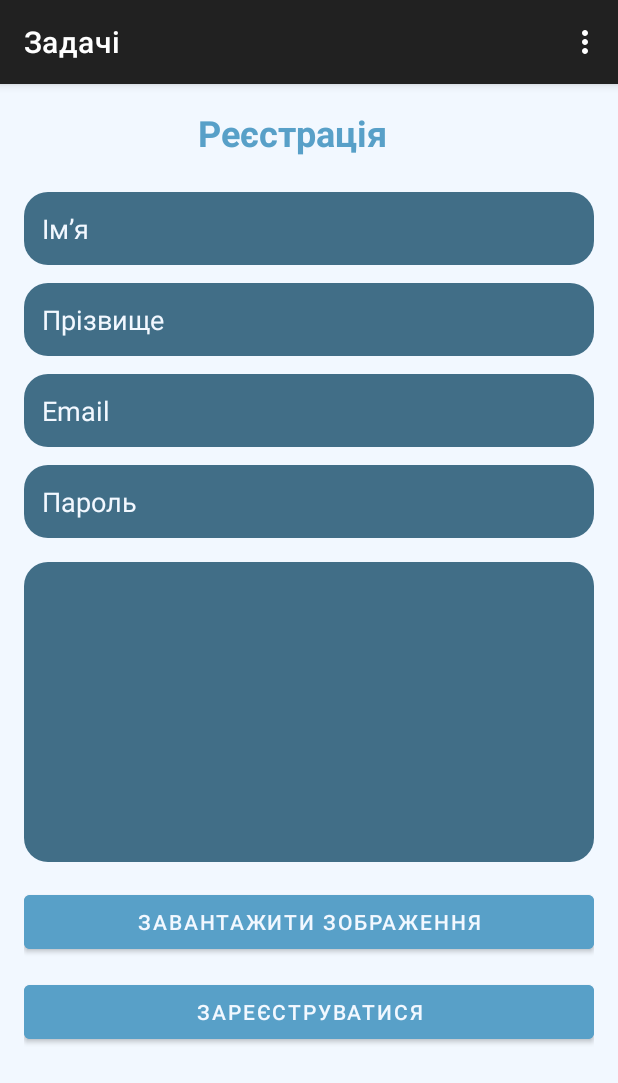
After one commit to P-Nastia/simple-android-java-learning, an Android app: the RegisterActivity screen opened directly, with no data from a screen before it, on a phone screen of 412 x 824 dp. The commit adds this screen. Shown: the top 1083 px of the screen. Run offline under Robolectric (Android 15) with nearby library versions, the phone set to English and light mode, and no system bars; libraries missing offline, so code that uses them is left out: com.yalantis.ucrop; pictures from the network do not load.

Commit message:
start working register

```diff
--- a/taskManager/app/build.gradle.kts
+++ b/taskManager/app/build.gradle.kts
@@ -61,8 +61,5 @@ dependencies {
     implementation("com.github.bumptech.glide:glide:5.0.5")
     // https://mvnrepository.com/artifact/com.squareup.okhttp3/logging-interceptor
     implementation("com.squareup.okhttp3:logging-interceptor:5.3.2")
-    androidTestImplementation(platform(libs.compose.bom))
-    androidTestImplementation(libs.ui.test.junit4)
-    debugImplementation(libs.ui.tooling)
-    debugImplementation(libs.ui.test.manifest)
+    implementation("com.github.yalantis:ucrop:2.2.11")
 }
--- a/taskManager/app/src/main/AndroidManifest.xml
+++ b/taskManager/app/src/main/AndroidManifest.xml
@@ -16,6 +16,9 @@
         android:roundIcon="@mipmap/ic_launcher_round"
         android:supportsRtl="true"
         android:theme="@style/Theme.MyTaskManager">
+        <activity
+            android:name=".screens.RegisterActivity"
+            android:exported="false" />
         <activity
             android:name=".EditTaskActivity"
             android:exported="false"
--- a/taskManager/app/src/main/java/com/example/mytaskmanager/BaseActivity.java
+++ b/taskManager/app/src/main/java/com/example/mytaskmanager/BaseActivity.java
@@ -6,6 +6,7 @@ import android.view.MenuItem;
 
 import androidx.appcompat.app.AppCompatActivity;
 
+import com.example.mytaskmanager.screens.RegisterActivity;
 import com.example.mytaskmanager.utils.CommonUtils;
 
 public class BaseActivity extends AppCompatActivity {
@@ -45,4 +46,9 @@ public class BaseActivity extends AppCompatActivity {
         Intent intent = new Intent(BaseActivity.this, AddTaskActivity.class);
         startActivity(intent);
     }
+
+    protected void goToRegistration() {
+        Intent intent = new Intent(BaseActivity.this, RegisterActivity.class);
+        startActivity(intent);
+    }
 }
--- a/taskManager/app/src/main/java/com/example/mytaskmanager/MainActivity.java
+++ b/taskManager/app/src/main/java/com/example/mytaskmanager/MainActivity.java
@@ -29,7 +29,7 @@ public class MainActivity extends BaseActivity {
 
     RecyclerView taskRecycler;
     TaskAdapter adapter;
-
+    View accountButton;
     View addButton;
 
     @Override
@@ -57,6 +57,10 @@ public class MainActivity extends BaseActivity {
                     goToAddTaskActivity();
                 }
         );
+
+        accountButton = findViewById(R.id.accountButton);
+        accountButton.setOnClickListener(v->goToRegistration());
+
         CommonUtils.showLoading();
         loadTaskList();
     }
--- /dev/null
+++ b/taskManager/app/src/main/java/com/example/mytaskmanager/callBackInterfaces/ImageResultCallback.java
@@ -0,0 +1,7 @@
+package com.example.mytaskmanager.callBackInterfaces;
+
+import android.net.Uri;
+
+public interface ImageResultCallback {
+    void onImageReady(Uri uri);
+}
--- a/taskManager/app/src/main/java/com/example/mytaskmanager/network/RetrofitClient.java
+++ b/taskManager/app/src/main/java/com/example/mytaskmanager/network/RetrofitClient.java
@@ -41,4 +41,8 @@ public class RetrofitClient {
     public ZadachiApi getZadachiApi() {
         return retrofit.create(ZadachiApi.class);
     }
+
+    public AuthApi getAuthApi(){
+        return retrofit.create(AuthApi.class);
+    }
 }
--- /dev/null
+++ b/taskManager/app/src/main/java/com/example/mytaskmanager/utils/ImagePickerCropper.java
@@ -0,0 +1,77 @@
+package com.example.mytaskmanager.utils;
+
+import android.content.Intent;
+import android.net.Uri;
+
+import androidx.activity.result.ActivityResultLauncher;
+import androidx.activity.result.contract.ActivityResultContracts;
+import androidx.appcompat.app.AppCompatActivity;
+import androidx.core.content.ContextCompat;
+
+import com.example.mytaskmanager.R;
+import com.example.mytaskmanager.callBackInterfaces.ImageResultCallback;
+import com.yalantis.ucrop.UCrop;
+
+import java.io.File;
+
+public class ImagePickerCropper {
+
+    private final AppCompatActivity activity;
+    private ImageResultCallback callback;
+
+    private final ActivityResultLauncher<String> pickerLauncher;
+    private final ActivityResultLauncher<Intent> cropLauncher;
+
+    public ImagePickerCropper(AppCompatActivity activity) {
+        this.activity = activity;
+
+        pickerLauncher = activity.registerForActivityResult(
+                new ActivityResultContracts.GetContent(),
+                uri -> {
+                    if (uri != null) {
+                        startCrop(uri);
+                    }
+                }
+        );
+
+        cropLauncher = activity.registerForActivityResult(
+                new ActivityResultContracts.StartActivityForResult(),
+                result -> {
+                    if (result.getResultCode() == AppCompatActivity.RESULT_OK
+                            && result.getData() != null) {
+
+                        Uri cropped = UCrop.getOutput(result.getData());
+                        if (cropped != null && callback != null) {
+                            callback.onImageReady(cropped);
+                        }
+                    }
+                }
+        );
+    }
+
+    public void pick(ImageResultCallback callback) {
+        this.callback = callback;
+        pickerLauncher.launch("image/*");
+    }
+
+    private void startCrop(Uri sourceUri) {
+        Uri destUri = Uri.fromFile(
+                new File(activity.getCacheDir(),
+                        "crop_" + System.currentTimeMillis() + ".jpg")
+        );
+
+        UCrop.Options options = new UCrop.Options();
+        options.setFreeStyleCropEnabled(true);
+        options.setHideBottomControls(false);
+        options.setToolbarTitle("Обрізати фото");
+        options.setActiveControlsWidgetColor(
+                ContextCompat.getColor(activity, R.color.primaryColor)
+        );
+
+        Intent intent = UCrop.of(sourceUri, destUri)
+                .withOptions(options)
+                .getIntent(activity);
+
+        cropLauncher.launch(intent);
+    }
+}
--- a/taskManager/app/src/main/res/layout/activity_add_task.xml
+++ b/taskManager/app/src/main/res/layout/activity_add_task.xml
@@ -7,7 +7,8 @@
     android:layout_height="match_parent"
     android:padding="16dp"
     android:background="@color/backgroundColor"
-    tools:context=".AddTaskActivity">
+    tools:context=".AddTaskActivity"
+    android:paddingTop="?attr/actionBarSize">
 
     <TextView
         android:id="@+id/addTaskTitle"
--- /dev/null
+++ b/taskManager/app/src/main/res/layout/activity_register.xml
@@ -0,0 +1,120 @@
+<?xml version="1.0" encoding="utf-8"?>
+<androidx.constraintlayout.widget.ConstraintLayout
+    xmlns:android="http://schemas.android.com/apk/res/android"
+    xmlns:app="http://schemas.android.com/apk/res-auto"
+    xmlns:tools="http://schemas.android.com/tools"
+    android:layout_width="match_parent"
+    android:layout_height="match_parent"
+    android:padding="16dp"
+    android:paddingTop="?attr/actionBarSize"
+    android:background="@color/backgroundColor"
+    tools:context=".screens.RegisterActivity">
+
+    <TextView
+        android:layout_width="wrap_content"
+        android:layout_height="wrap_content"
+        android:layout_marginStart="116dp"
+        android:text="Реєстрація"
+        android:textColor="@color/primaryColor"
+        android:textSize="24sp"
+        android:textStyle="bold"
+        app:layout_constraintStart_toStartOf="parent"
+        app:layout_constraintTop_toTopOf="parent" />
+
+    <EditText
+        android:id="@+id/firstName"
+        android:layout_width="0dp"
+        android:layout_height="wrap_content"
+        android:hint="Імʼя"
+        android:padding="12dp"
+        android:background="@drawable/task_bg"
+        android:textColor="@color/titleTextColor"
+        android:textColorHint="@color/titleTextColor"
+        app:layout_constraintTop_toTopOf="parent"
+        app:layout_constraintStart_toStartOf="parent"
+        app:layout_constraintEnd_toEndOf="parent"
+        android:layout_marginTop="56dp" />
+
+    <EditText
+        android:id="@+id/lastName"
+        android:layout_width="0dp"
+        android:layout_height="wrap_content"
+        android:hint="Прізвище"
+        android:padding="12dp"
+        android:background="@drawable/task_bg"
+        android:textColor="@color/titleTextColor"
+        android:textColorHint="@color/titleTextColor"
+        app:layout_constraintTop_toBottomOf="@id/firstName"
+        app:layout_constraintStart_toStartOf="parent"
+        app:layout_constraintEnd_toEndOf="parent"
+        android:layout_marginTop="12dp" />
+
+    <EditText
+        android:id="@+id/email"
+        android:layout_width="0dp"
+        android:layout_height="wrap_content"
+        android:hint="Email"
+        android:inputType="textEmailAddress"
+        android:padding="12dp"
+        android:background="@drawable/task_bg"
+        android:textColor="@color/titleTextColor"
+        android:textColorHint="@color/titleTextColor"
+        app:layout_constraintTop_toBottomOf="@id/lastName"
+        app:layout_constraintStart_toStartOf="parent"
+        app:layout_constraintEnd_toEndOf="parent"
+        android:layout_marginTop="12dp" />
+
+    <EditText
+        android:id="@+id/password"
+        android:layout_width="0dp"
+        android:layout_height="wrap_content"
+        android:hint="Пароль"
+        android:inputType="textPassword"
+        android:padding="12dp"
+        android:background="@drawable/task_bg"
+        android:textColor="@color/titleTextColor"
+        android:textColorHint="@color/titleTextColor"
+        app:layout_constraintTop_toBottomOf="@id/email"
+        app:layout_constraintStart_toStartOf="parent"
+        app:layout_constraintEnd_toEndOf="parent"
+        android:layout_marginTop="12dp" />
+
+    <ImageView
+        android:id="@+id/imagePreview"
+        android:layout_width="0dp"
+        android:layout_height="200dp"
+        android:background="@drawable/task_bg"
+        android:scaleType="centerCrop"
+        android:contentDescription="User image"
+        app:layout_constraintTop_toBottomOf="@id/password"
+        app:layout_constraintStart_toStartOf="parent"
+        app:layout_constraintEnd_toEndOf="parent"
+        android:layout_marginTop="16dp"
+        tools:src="@drawable/ic_launcher_foreground" />
+
+    <Button
+        android:id="@+id/selectImage"
+        android:layout_width="0dp"
+        android:layout_height="wrap_content"
+        android:text="Завантажити зображення"
+        android:backgroundTint="@color/primaryColor"
+        android:textColor="@color/titleTextColor"
+        app:layout_constraintTop_toBottomOf="@id/imagePreview"
+        app:layout_constraintStart_toStartOf="parent"
+        app:layout_constraintEnd_toEndOf="parent"
+        android:layout_marginTop="16dp" />
+
+    <Button
+        android:id="@+id/registerBtn"
+        android:layout_width="0dp"
+        android:layout_height="wrap_content"
+        android:text="Зареєструватися"
+        android:backgroundTint="@color/primaryColor"
+        android:textColor="@color/titleTextColor"
+        app:layout_constraintTop_toBottomOf="@id/selectImage"
+        app:layout_constraintStart_toStartOf="parent"
+        app:layout_constraintEnd_toEndOf="parent"
+        android:layout_marginTop="12dp"
+        android:onClick="onRegisterClick" />
+
+</androidx.constraintlayout.widget.ConstraintLayout>
--- a/taskManager/app/src/main/res/values-night/themes.xml
+++ b/taskManager/app/src/main/res/values-night/themes.xml
@@ -3,5 +3,7 @@
     <style name="Base.Theme.MyTaskManager" parent="Theme.Material3.DayNight.NoActionBar">
         <!-- Customize your dark theme here. -->
         <item name="android:windowBackground">@color/backgroundColor</item>
+        <item name="android:windowActionBarOverlay">false</item>
+        <item name="android:windowContentOverlay">@null</item>
     </style>
 </resources>
--- a/taskManager/app/src/main/res/values/themes.xml
+++ b/taskManager/app/src/main/res/values/themes.xml
@@ -2,6 +2,8 @@
     <!-- Base application theme. -->
     <style name="Base.Theme.MyTaskManager" parent="Theme.MaterialComponents.DayNight.DarkActionBar">
         <item name="android:windowBackground">@color/backgroundColor</item>
+        <item name="android:windowActionBarOverlay">false</item>
+        <item name="android:windowContentOverlay">@null</item>
     </style>
 
     <style name="Theme.MyTaskManager" parent="Base.Theme.MyTaskManager" />
--- a/taskManager/settings.gradle.kts
+++ b/taskManager/settings.gradle.kts
@@ -16,6 +16,7 @@ dependencyResolutionManagement {
     repositories {
         google()
         mavenCentral()
+        maven { url = uri("https://jitpack.io") }
     }
 }
 
```
Also changed, not shown: taskManager/app/src/main/java/com/example/mytaskmanager/dto/auth/RegisterRequestDTO.java (added, +50 -0 lines), taskManager/app/src/main/java/com/example/mytaskmanager/network/AuthApi.java (added, +20 -0 lines), taskManager/app/src/main/java/com/example/mytaskmanager/screens/RegisterActivity.java (added, +136 -0 lines), taskManager/app/src/main/res/layout/activity_main.xml (+15 -1 lines).
